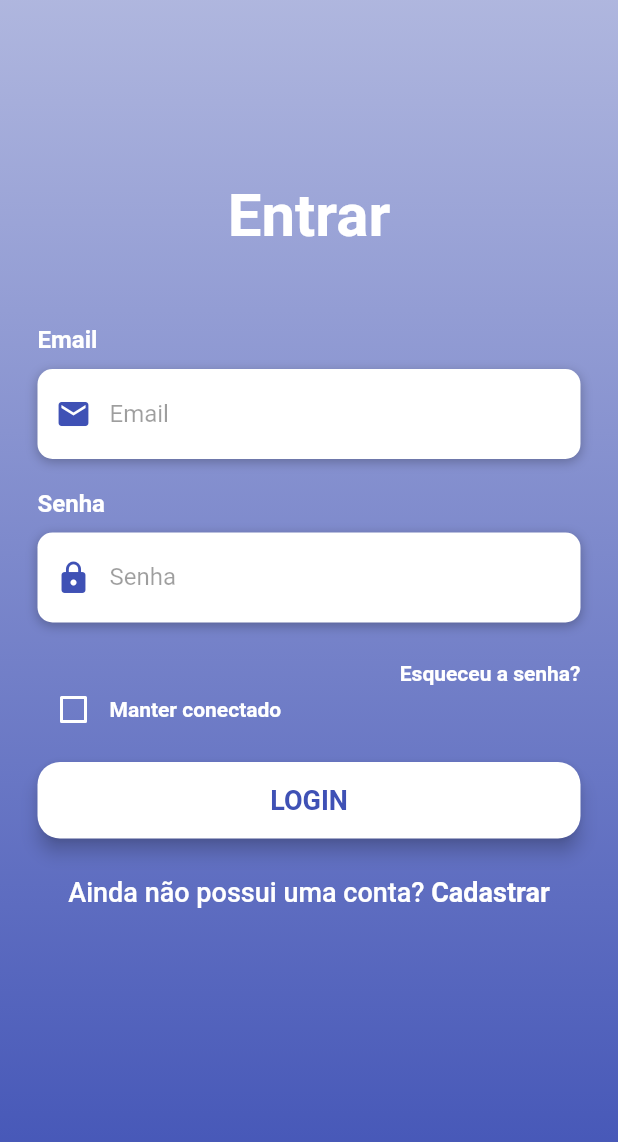
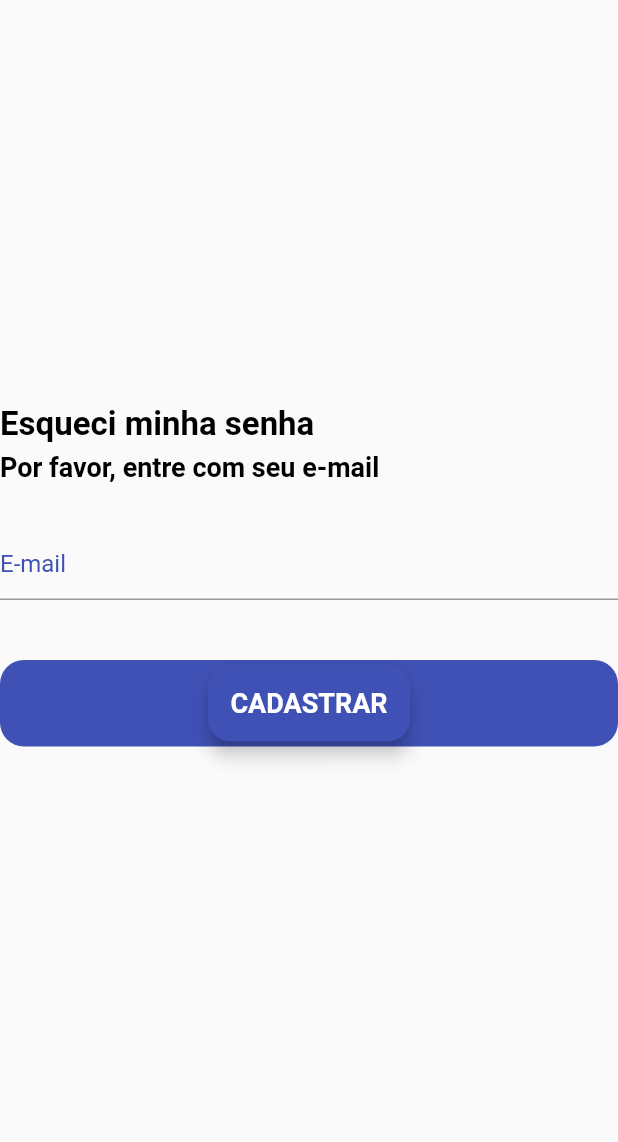
Before and after one commit to Rayago/org-eventos-app, a Flutter app: the screen it shows after launch, after a tap on "Esqueceu a senha?", on a phone screen of 412 x 824 dp. Shown: the top 1142 px of the screen. Run offline on Flutter 3.47's test engine with Material 2 defaults, Android fonts, the phone set to English and light mode, and no system bars.

Commit message:
:sparkles: Criar tela 'Esqueci minha senha' e corrigir tela de cadastro

```diff
--- /dev/null
+++ b/lib/primaryButton.dart
@@ -0,0 +1,35 @@
+import 'package:flutter/material.dart';
+import 'package:org_eventos_app/telaLogin.dart';
+import 'package:org_eventos_app/telaCadastro.dart';
+
+class PrimaryButton extends StatelessWidget {
+  final String? textoBt;
+  PrimaryButton({@required this.textoBt});
+  @override
+  Widget build(BuildContext context){
+    return Container(
+      alignment: Alignment.center,
+      height: MediaQuery.of(context).size.height * 0.07,
+      width: double.infinity,
+      decoration: BoxDecoration(
+        borderRadius: BorderRadius.circular(16), color: Color(0xff3f51b5),),
+        child: RaisedButton(
+        elevation: 5,
+        onPressed: () => print('Botão de cadastrar 2 pressionado'),
+        padding: const EdgeInsets.all(15),
+        shape: RoundedRectangleBorder(
+          borderRadius: BorderRadius.circular(15)
+        ),
+        color: const Color(0xff3f51b5),
+        child: const Text(
+          'CADASTRAR',
+          style: TextStyle(
+            color: Colors.white,
+            fontSize: 18,
+            fontWeight: FontWeight.bold,
+          ),
+        )
+      ),
+    );
+  }
+}
--- /dev/null
+++ b/lib/resetSenha.dart
@@ -0,0 +1,61 @@
+import 'package:flutter/material.dart';
+import 'package:org_eventos_app/primaryButton.dart';
+import 'package:org_eventos_app/resetarForm.dart';
+import 'package:org_eventos_app/telaLogin.dart';
+
+class ResetSenhaTela extends StatelessWidget {
+  const ResetSenhaTela({ Key? key }) : super(key: key);
+
+  @override
+  Widget build(BuildContext context) {
+    return Scaffold(
+      body: Padding(
+        padding: const EdgeInsets.only(top: 20),
+        child: Column(
+          crossAxisAlignment: CrossAxisAlignment.start,
+          children: [
+            SizedBox(
+              height: 250,
+            ),
+            Text(
+              'Esqueci minha senha',
+              style: TextStyle(
+                color: Colors.black,
+                fontSize: 22,
+                fontWeight: FontWeight.bold,
+              ),
+            ),
+            SizedBox(
+              height: 5,
+            ),
+            Text(
+              'Por favor, entre com seu e-mail',
+              style: TextStyle(
+                color: Colors.black,
+                fontSize: 18,
+                fontWeight: FontWeight.w600,
+              ),
+            ),
+            SizedBox(
+              height: 10,
+            ),
+            ResetarForm(),
+            SizedBox(
+              height: 40,
+            ),
+            GestureDetector(
+                onTap: () {
+                  Navigator.push(
+                    context,
+                    MaterialPageRoute(
+                      builder: (context) => TelaLogin(),
+                    ));
+                },
+                child: PrimaryButton(textoBt: 'Reiniciar senha'),
+            ),
+          ],
+        )
+      ),
+    );
+  }
+}
--- /dev/null
+++ b/lib/resetarForm.dart
@@ -0,0 +1,19 @@
+import 'package:flutter/material.dart';
+
+class ResetarForm extends StatelessWidget {
+  const ResetarForm({ Key? key }) : super(key: key);
+
+  @override
+  Widget build(BuildContext context) {
+    return Padding(
+      padding: EdgeInsets.only(top: 20),
+      child: TextFormField(
+        decoration: InputDecoration(
+          hintText: 'E-mail',
+          hintStyle: TextStyle(color: Color(0xff3f51b5)),
+          focusedBorder: UnderlineInputBorder(
+              borderSide: BorderSide(color: Color(0xff3f51b5)))),
+          ),
+        );
+  }
+}
--- a/lib/telaLogin.dart
+++ b/lib/telaLogin.dart
@@ -1,5 +1,6 @@
 import 'package:flutter/material.dart';
 import 'package:flutter/services.dart';
+import 'package:org_eventos_app/resetSenha.dart';
 import './telaCadastro.dart';
 
 class TelaLogin extends StatefulWidget {
@@ -120,7 +121,7 @@ Widget buildEsqueciSenhaBt() {
   return Container(
     alignment: Alignment.centerRight,
     child: TextButton(
-      onPressed: () => print("Esqueci a senha pressionado"),
+      onPressed: () => Navigator.push(context, MaterialPageRoute(builder: (context) => ResetSenhaTela()),),
       style: TextButton.styleFrom(
           padding: const EdgeInsets.only(top: 20),
         ),
```
Also changed, not shown: lib/telaCadastro.dart (+73 -13 lines). Lines whose indentation alone changed are shown as unchanged.
